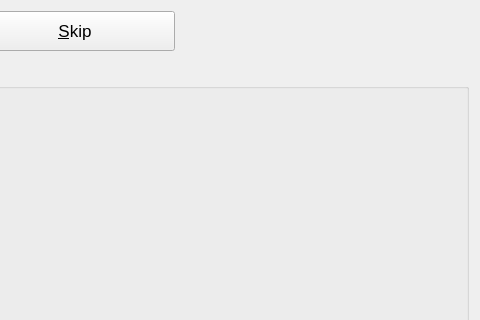
Before: the Qt Designer form Translate/constructorform.ui in gagikpog/TestAndTranslate, drawn with Qt 5; both pictures show x 242 to 722 and y 0 to 320 of the 722 by 594 pixel window.
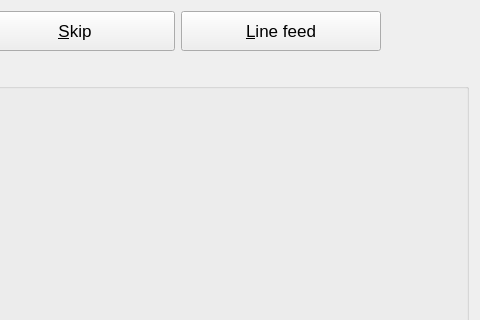
After: the same form once the commit is applied.

Commit message: add line feed class

```diff
--- a/Translate/constructorform.ui
+++ b/Translate/constructorform.ui
@@ -53,6 +53,19 @@
        </property>
       </widget>
      </item>
+     <item>
+      <widget class="QPushButton" name="btnLineFeed">
+       <property name="minimumSize">
+        <size>
+         <width>200</width>
+         <height>40</height>
+        </size>
+       </property>
+       <property name="text">
+        <string>&amp;Line feed</string>
+       </property>
+      </widget>
+     </item>
      <item>
       <spacer name="horizontalSpacer">
        <property name="orientation">
```
The commit also changes 9 other files.
